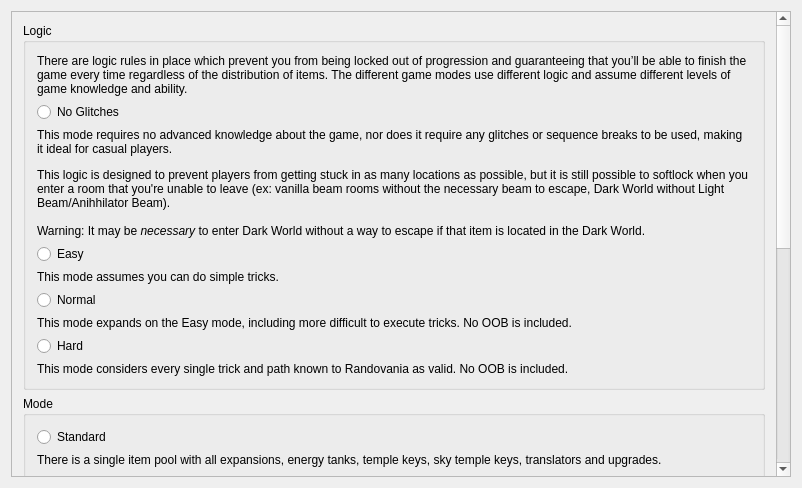
The window that randovania/gui/layout_generator_window.ui (randovania/randovania) describes before a commit, drawn with Qt 5.
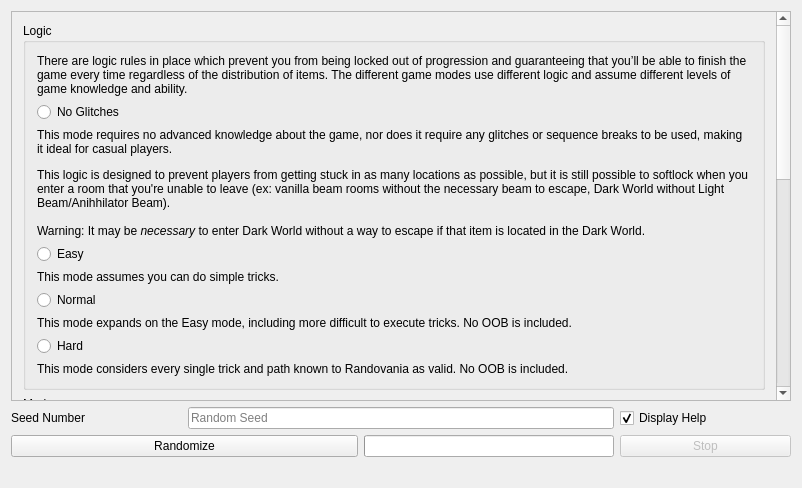
The same window after the commit.

Commit message: New Layout Generation screen

Diff of the .ui file:
```diff
--- a/randovania/gui/layout_generator_window.ui
+++ b/randovania/gui/layout_generator_window.ui
@@ -20,9 +20,9 @@
      <height>16777215</height>
     </size>
    </property>
-   <layout class="QVBoxLayout" name="verticalLayout_4">
-    <item>
-     <widget class="QScrollArea" name="scrollArea">
+   <layout class="QGridLayout" name="gridLayout">
+    <item row="0" column="0" colspan="4">
+     <widget class="QScrollArea" name="scroll_area">
       <property name="widgetResizable">
        <bool>true</bool>
       </property>
@@ -30,7 +30,7 @@
        <property name="geometry">
         <rect>
          <x>0</x>
-         <y>0</y>
+         <y>-490</y>
          <width>768</width>
          <height>862</height>
         </rect>
@@ -279,6 +279,82 @@
       </widget>
      </widget>
     </item>
+    <item row="2" column="0">
+     <widget class="QLabel" name="seed_number_label">
+      <property name="text">
+       <string>Seed Number</string>
+      </property>
+     </widget>
+    </item>
+    <item row="3" column="0" colspan="2">
+     <widget class="QPushButton" name="create_layout_button">
+      <property name="text">
+       <string>Randomize</string>
+      </property>
+     </widget>
+    </item>
+    <item row="3" column="3">
+     <widget class="QPushButton" name="abort_create_button">
+      <property name="enabled">
+       <bool>false</bool>
+      </property>
+      <property name="text">
+       <string>Stop</string>
+      </property>
+     </widget>
+    </item>
+    <item row="2" column="3">
+     <widget class="QCheckBox" name="display_help_box">
+      <property name="minimumSize">
+       <size>
+        <width>130</width>
+        <height>0</height>
+       </size>
+      </property>
+      <property name="text">
+       <string>Display Help</string>
+      </property>
+      <property name="checked">
+       <bool>true</bool>
+      </property>
+     </widget>
+    </item>
+    <item row="5" column="0" colspan="4">
+     <widget class="QLabel" name="randomize_in_progress_status">
+      <property name="text">
+       <string/>
+      </property>
+     </widget>
+    </item>
+    <item row="3" column="2">
+     <widget class="QProgressBar" name="randomize_in_progress_bar">
+      <property name="maximumSize">
+       <size>
+        <width>250</width>
+        <height>16777215</height>
+       </size>
+      </property>
+      <property name="maximum">
+       <number>1</number>
+      </property>
+      <property name="value">
+       <number>0</number>
+      </property>
+      <property name="textVisible">
+       <bool>false</bool>
+      </property>
+      <property name="invertedAppearance">
+       <bool>false</bool>
+      </property>
+     </widget>
+    </item>
+    <item row="2" column="1" colspan="2">
+     <widget class="QLineEdit" name="seed_number_edit">
+      <property name="placeholderText">
+       <string>Random Seed</string>
+      </property>
+     </widget>
+    </item>
    </layout>
   </widget>
   <widget class="QMenuBar" name="menuBar">
```
Left out of the diff: 12 changed lines with no effect on the pictures. The commit also changes 10 other files.
